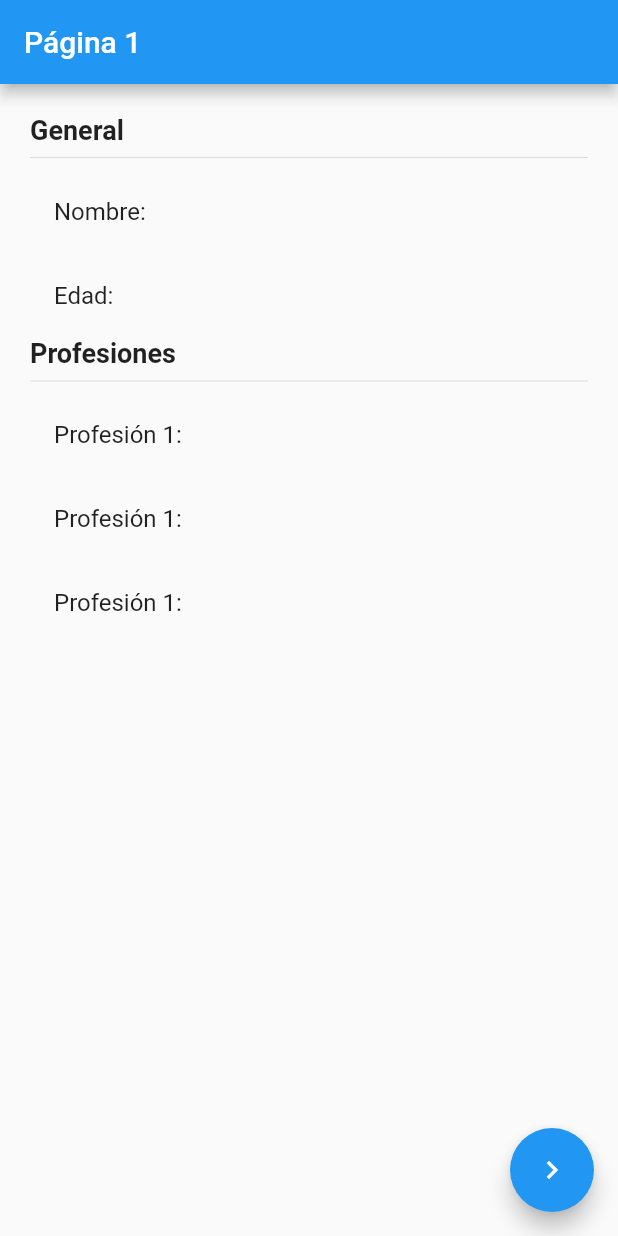
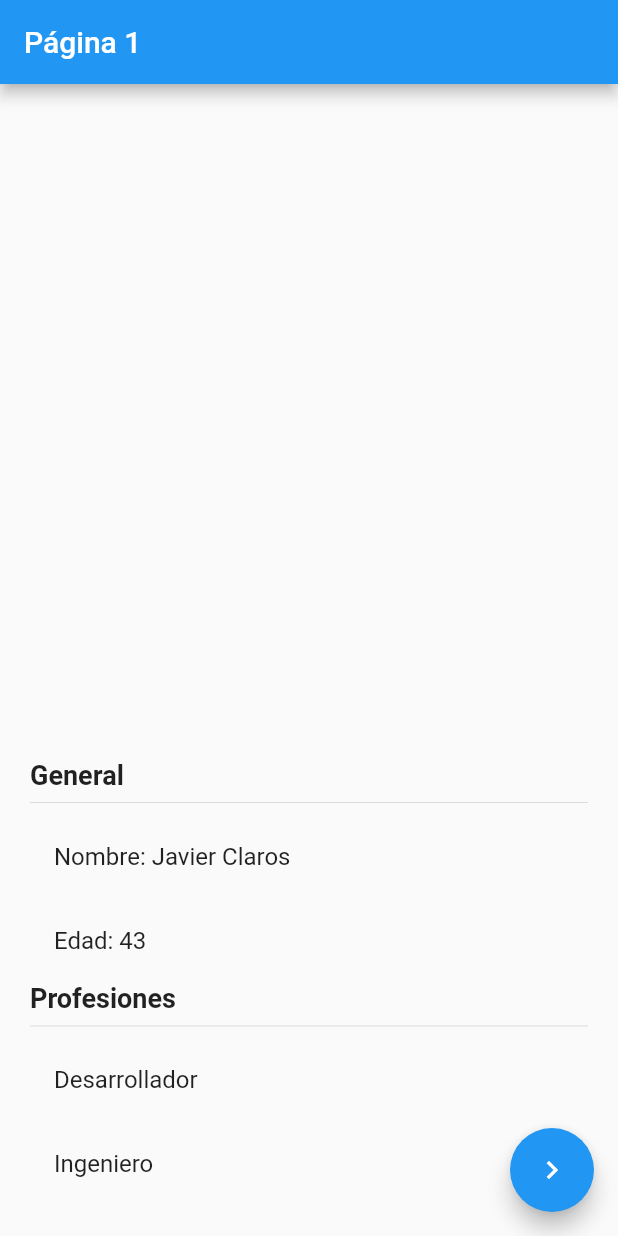
Before and after one commit to xavit/flutter_manejador_estados, a Flutter app: the screen it shows after launch, on a phone screen of 412 x 824 dp. Run offline on Flutter 3.47's test engine with Material 2 defaults, Android fonts, the phone set to English and light mode, and no system bars.

Commit message:
setup singleton

```diff
--- /dev/null
+++ b/lib/models/usuario.dart
@@ -0,0 +1,10 @@
+import 'package:meta/meta.dart';
+
+class Usuario {
+  String? nombre;
+  int? edad;
+  List<String>? profesiones;
+
+  Usuario({@required this.nombre, this.edad, this.profesiones})
+      : assert(nombre != null);
+}
--- a/lib/pages/pagina1_page.dart
+++ b/lib/pages/pagina1_page.dart
@@ -1,4 +1,7 @@
 import 'package:flutter/material.dart';
+import 'package:flutter_singleton/services/usuario_service.dart';
+
+import '../models/usuario.dart';
 
 class Pagina1Page extends StatelessWidget {
   @override
@@ -7,7 +10,11 @@ class Pagina1Page extends StatelessWidget {
       appBar: AppBar(
         title: const Text('Página 1'),
       ),
-      body: const InformacionUsuario(),
+      body: usuarioService.existeUsuario
+          ? InformacionUsuario(usuarioService.usuario)
+          : const Center(
+              child: Text("No hay información del usuario"),
+            ),
       floatingActionButton: FloatingActionButton(
           child: const Icon(Icons.navigate_next),
           onPressed: () => Navigator.pushNamed(context, 'pagina2')),
@@ -16,9 +23,9 @@ class Pagina1Page extends StatelessWidget {
 }
 
 class InformacionUsuario extends StatelessWidget {
-  const InformacionUsuario({
-    Key? key,
-  }) : super(key: key);
+  late Usuario usuario;
+
+  InformacionUsuario(this.usuario);
 
   @override
   Widget build(BuildContext context) {
@@ -28,22 +35,29 @@ class InformacionUsuario extends StatelessWidget {
       padding: const EdgeInsets.all(20),
       child: Column(
         crossAxisAlignment: CrossAxisAlignment.start,
-        children: const [
-          Text(
+        mainAxisAlignment: MainAxisAlignment.end,
+        children: [
+          const Text(
             'General',
             style: TextStyle(fontSize: 18, fontWeight: FontWeight.bold),
           ),
-          Divider(),
-          ListTile(title: Text("Nombre: ")),
-          ListTile(title: Text("Edad: ")),
-          Text(
+          const Divider(),
+          ListTile(title: Text("Nombre: ${usuario.nombre}")),
+          ListTile(title: Text("Edad: ${usuario.edad}")),
+          const Text(
             'Profesiones',
             style: TextStyle(fontSize: 18, fontWeight: FontWeight.bold),
           ),
-          Divider(),
-          ListTile(title: Text("Profesión 1: ")),
-          ListTile(title: Text("Profesión 1: ")),
-          ListTile(title: Text("Profesión 1: ")),
+          const Divider(),
+          ListView.builder(
+              itemBuilder: (context, index) => ListTile(
+                    title: Text(usuario.profesiones![index]),
+                  ),
+              itemCount: usuario.profesiones!.length,
+              shrinkWrap: true),
+          // const ListTile(title: Text("Profesión 1: ")),
+          // const ListTile(title: Text("Profesión 1: ")),
+          // const ListTile(title: Text("Profesión 1: ")),
         ],
       ),
     );
--- /dev/null
+++ b/lib/services/usuario_service.dart
@@ -0,0 +1,23 @@
+//SINGLETON
+import 'package:flutter_singleton/models/usuario.dart';
+
+class _UsuarioService {
+  Usuario _usuario = Usuario(
+    nombre: "Javier Claros",
+    edad: 43,
+    profesiones: ["Desarrollador", "Ingeniero"],
+  );
+
+  Usuario get usuario => _usuario;
+  bool get existeUsuario => (_usuario != null) ? true : false;
+
+  void cargarUsuario(Usuario user) {
+    _usuario = user;
+  }
+
+  void cambiarEdad(int edad) {
+    _usuario.edad = edad;
+  }
+}
+
+final usuarioService = _UsuarioService();
```
Also changed, not shown: lib/models/usuario_model.dart (deleted, +0 -7 lines), lib/pages/pagina2_page.dart (+11 -1 lines).
